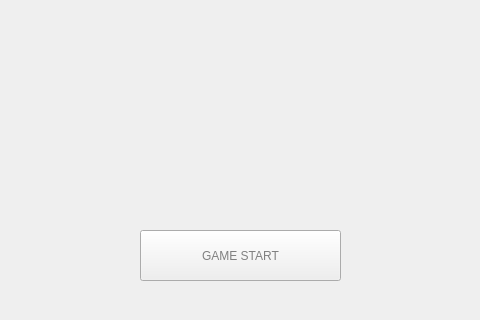
Ryokuri3096/RG-Qt_Rhythm_Game-, file songwindow.ui: the form before one commit; both pictures show x 150 to 630 and y 400 to 720 of the 1280 by 720 pixel window.
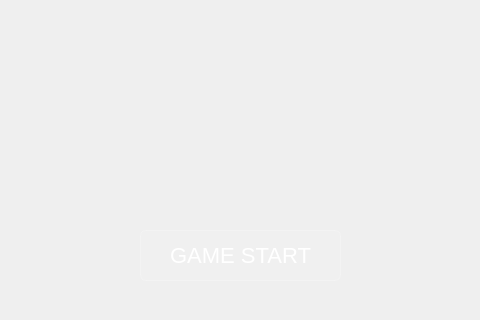
The form after the commit.

The edit to the form file:
```diff
--- a/songwindow.ui
+++ b/songwindow.ui
@@ -145,6 +145,20 @@
      <height>51</height>
     </rect>
    </property>
+   <property name="styleSheet">
+    <string notr="true">QPushButton {
+      color: white;
+      font-size: 22px;
+      font-family: 'Exo';
+      background: rgba(255,255,255,20);
+      border: 1px solid rgba(255,255,255,50);
+      border-radius: 6px;
+    }
+    QPushButton:hover {
+      background: rgba(255,255,255,60);
+      border: 1px solid rgba(255,255,255,150);
+    }</string>
+   </property>
    <property name="text">
     <string>GAME START</string>
    </property>
```
